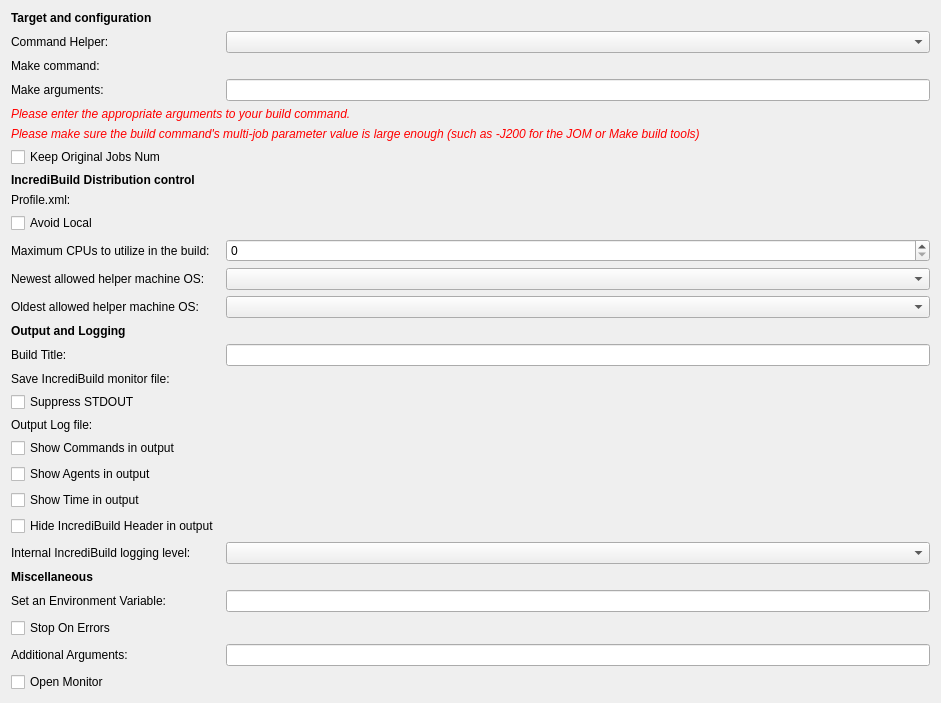
The window that src/plugins/incredibuild/buildconsolebuildstep.ui (qt-creator/qt-creator) describes before a commit, drawn with Qt 5.
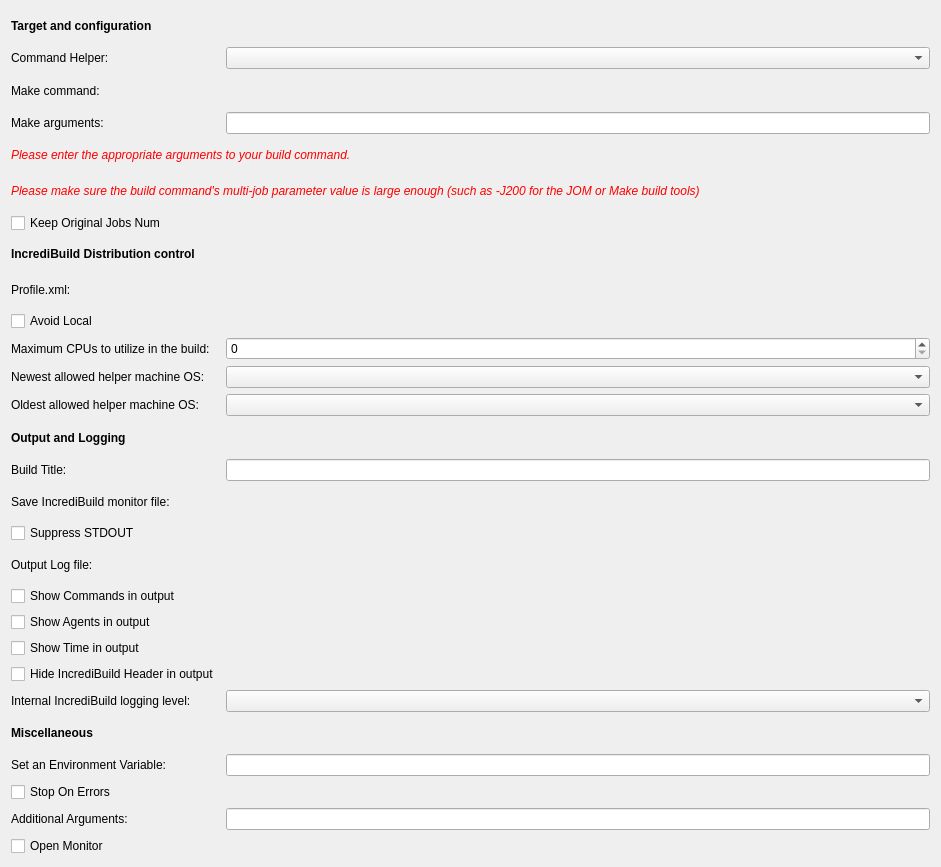
The same window after the commit. Custom widgets are drawn as their Qt base class.

Commit message: IncrediBuild: Fix uic warning about duplicate widget name

```diff
--- a/src/plugins/incredibuild/buildconsolebuildstep.ui
+++ b/src/plugins/incredibuild/buildconsolebuildstep.ui
@@ -7,7 +7,7 @@
     <x>0</x>
     <y>0</y>
     <width>941</width>
-    <height>624</height>
+    <height>867</height>
    </rect>
   </property>
   <layout class="QGridLayout" name="gridLayout">
@@ -248,7 +248,7 @@
     </widget>
    </item>
    <item row="31" column="0">
-    <widget class="QLabel" name="setEnvLabel">
+    <widget class="QLabel" name="additionalArgsLabel">
      <property name="toolTip">
       <string>Add additional buildconsole arguments manually. The value of this field will be concatenated to the final buildconsole command line</string>
      </property>
```
